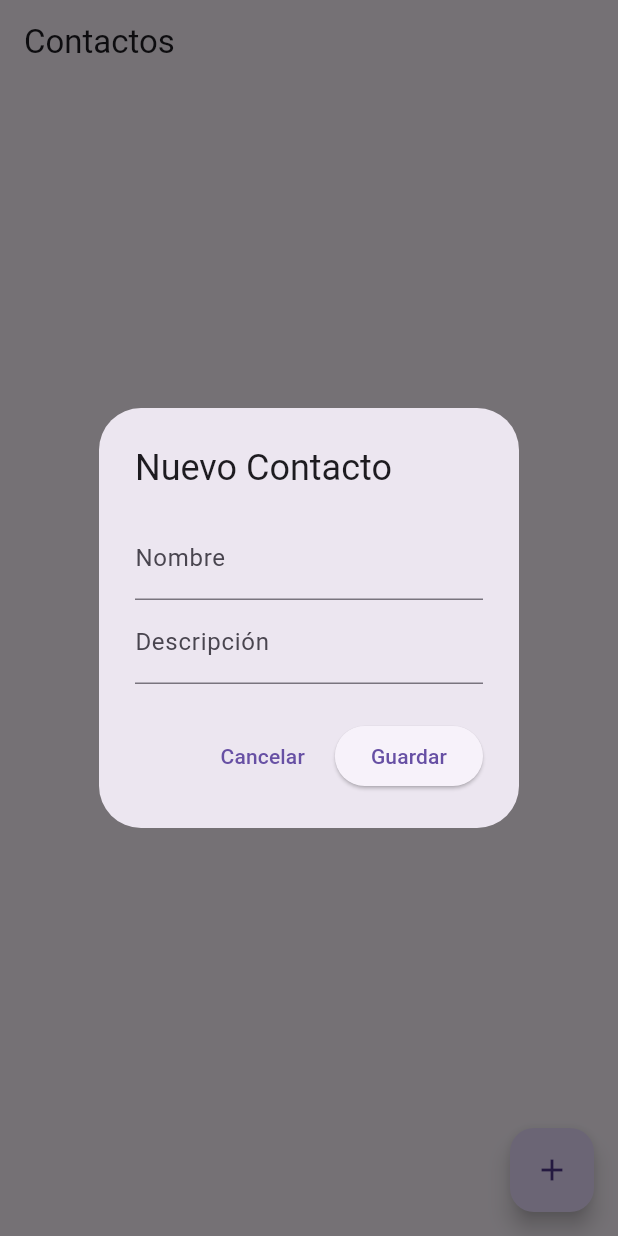
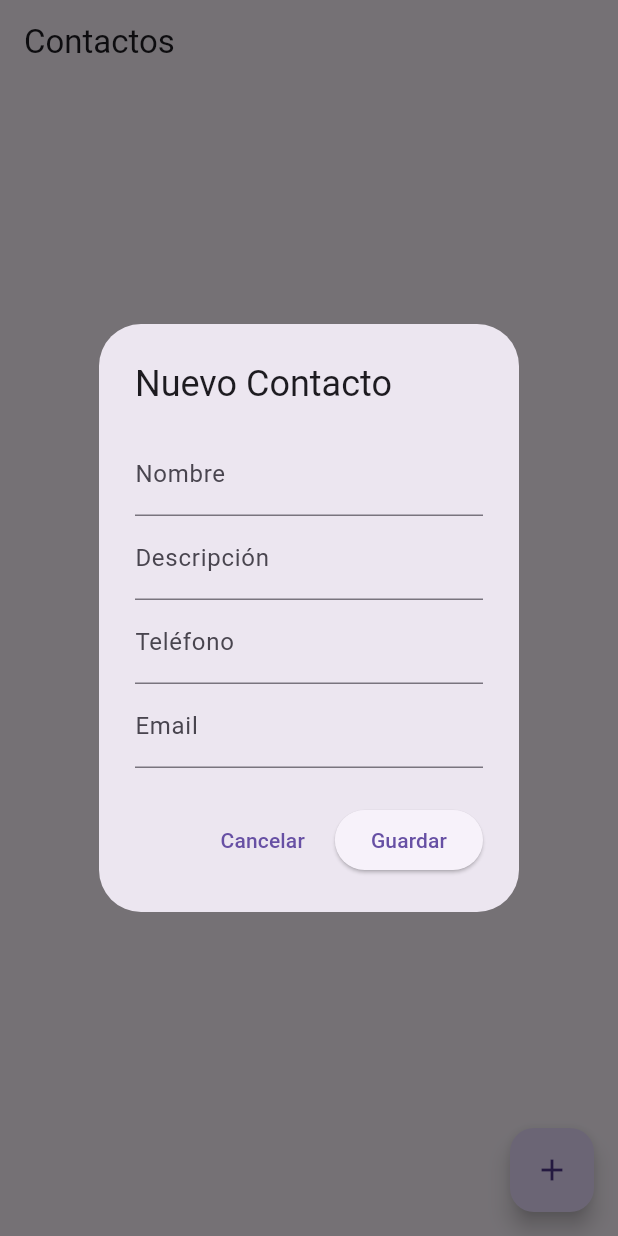
Before and after one commit to EduardoGarcia270402/Consumption-of-remote-resources-Task3.1, a Flutter app: the screen it shows after launch, after a tap on the "add" icon, on a phone screen of 412 x 824 dp. Run offline on Flutter 3.47's test engine with Material 3 defaults, Android fonts, the phone set to English and light mode, and no system bars; our stand-ins replace flutter_riverpod, sqflite; accounts and stored records are empty.

Commit message:
commit 0.2

```diff
--- a/pry_gestion_contactos/lib/core/database/sqlite_servise.dart
+++ b/pry_gestion_contactos/lib/core/database/sqlite_servise.dart
@@ -10,17 +10,17 @@ class SQLiteService {
       path,
       version: 1,
       onCreate: (db, _) async {
-        await db.execute(
-          '''
+        await db.execute('''
           CREATE TABLE contactos(
 
             id INTEGER PRIMARY KEY AUTOINCREMENT,
             nombre TEXT,
             descripcion TEXT,
-            foto TEXT
+            foto TEXT,
+            telefono TEXT,
+            email TEXT
           )
-        '''
-        );
+        ''');
       },
     );
   }
--- a/pry_gestion_contactos/lib/data/datasource/contacto_local_datasouse.dart
+++ b/pry_gestion_contactos/lib/data/datasource/contacto_local_datasouse.dart
@@ -10,24 +10,28 @@ class ContactoLocalDatasouse {
   Future<List<Contacto>> obtenerContactos() async {
     final result = await db.query('contactos');
 
-    return result.map((e) => Contacto(
+    return result
+        .map(
+          (e) => Contacto(
             id: e['id'] as int,
             nombre: e['nombre'] as String,
             description: e['descripcion'] as String,
             foto: e['foto'] as String,
+            telefono: e['telefono'] as String,
+            email: e['email'] as String,
+          ),
         )
-    ).toList();
+        .toList();
   }
 
   //Ejecutar un Insert Into
   Future<void> insertarContacto(Contacto c) async {
-    await db.insert(
-      'contactos',
-      {
+    await db.insert('contactos', {
       'nombre': c.nombre,
       'descripcion': c.description,
       'foto': c.foto,
-      }
-    );
+      'telefono': c.telefono,
+      'email': c.email,
+    });
   }
 }
--- a/pry_gestion_contactos/lib/domain/entities/contacto.dart
+++ b/pry_gestion_contactos/lib/domain/entities/contacto.dart
@@ -3,11 +3,15 @@ class Contacto {
   final String nombre;
   final String description;
   final String foto;
+  final String telefono;
+  final String email;
 
   Contacto({
     this.id,
     required this.nombre,
     required this.description,
     required this.foto,
+    required this.telefono,
+    required this.email,
   });
 }
--- a/pry_gestion_contactos/lib/presentation/views/contactos_page.dart
+++ b/pry_gestion_contactos/lib/presentation/views/contactos_page.dart
@@ -1,53 +1,108 @@
 import 'dart:io';
 import 'package:flutter/material.dart';
 import 'package:flutter_riverpod/flutter_riverpod.dart';
+import 'package:url_launcher/url_launcher.dart';
 import '../providers/contacto_provider.dart';
 import '../../domain/entities/contacto.dart';
 
 class ContactosPage extends ConsumerWidget {
   const ContactosPage({super.key});
 
+  // ===============================
+  // NUEVO: funciones de UI (presentation)
+  // ===============================
+
+  Future<void> llamar(String telefono) async {
+    final uri = Uri.parse('tel:$telefono');
+    if (await canLaunchUrl(uri)) {
+      await launchUrl(uri);
+    }
+  }
+
+  Future<void> enviarCorreo(String email) async {
+    final uri = Uri.parse('mailto:$email');
+    if (await canLaunchUrl(uri)) {
+      await launchUrl(uri);
+    }
+  }
+
   @override
   Widget build(BuildContext context, WidgetRef ref) {
     final contactos = ref.watch(contactoProvider);
 
+    // ===============================
+    // CONTROLADORES (NUEVOS + EXISTENTES)
+    // ===============================
     final TextEditingController nombreCtrl = TextEditingController();
     final TextEditingController descripcionCtrl = TextEditingController();
+    final TextEditingController telefonoCtrl = TextEditingController(); // NUEVO
+    final TextEditingController emailCtrl = TextEditingController(); // NUEVO
 
     return Scaffold(
-      appBar: AppBar(title: Text('Contactos')),
+      appBar: AppBar(title: const Text('Contactos')),
+
+      // ===============================
+      // BOTÓN AGREGAR CONTACTO
+      // ===============================
       floatingActionButton: FloatingActionButton(
-        child: Icon(Icons.add),
+        child: const Icon(Icons.add),
         onPressed: () {
           showDialog(
             context: context,
             builder: (_) => AlertDialog(
-              title: Text('Nuevo Contacto'),
-              content: Column(
+              title: const Text('Nuevo Contacto'),
+              content: SingleChildScrollView(
+                child: Column(
                   mainAxisSize: MainAxisSize.min,
                   children: [
                     TextField(
                       controller: nombreCtrl,
-                    decoration: InputDecoration(labelText: 'Nombre'),
+                      decoration: const InputDecoration(labelText: 'Nombre'),
                     ),
                     TextField(
                       controller: descripcionCtrl,
-                    decoration: InputDecoration(labelText: 'Descripción'),
+                      decoration: const InputDecoration(
+                        labelText: 'Descripción',
+                      ),
+                    ),
+
+                    // ===============================
+                    // NUEVO: teléfono
+                    // ===============================
+                    TextField(
+                      controller: telefonoCtrl,
+                      decoration: const InputDecoration(labelText: 'Teléfono'),
+                      keyboardType: TextInputType.phone,
+                    ),
+
+                    // ===============================
+                    // NUEVO: email
+                    // ===============================
+                    TextField(
+                      controller: emailCtrl,
+                      decoration: const InputDecoration(labelText: 'Email'),
+                      keyboardType: TextInputType.emailAddress,
                     ),
                   ],
+                ),
               ),
               actions: [
                 TextButton(
                   onPressed: () => Navigator.pop(context),
-                  child: Text('Cancelar'),
+                  child: const Text('Cancelar'),
                 ),
                 ElevatedButton(
                   onPressed: () async {
                     if (nombreCtrl.text.isEmpty ||
-                        descripcionCtrl.text.isEmpty) {
+                        descripcionCtrl.text.isEmpty ||
+                        telefonoCtrl.text.isEmpty ||
+                        emailCtrl.text.isEmpty) {
                       return;
                     }
 
+                    // ===============================
+                    // Guardar telefono y mail
+                    // ===============================
                     await ref
                         .read(contactoProvider.notifier)
                         .agregar(
@@ -55,31 +110,62 @@ class ContactosPage extends ConsumerWidget {
                             nombre: nombreCtrl.text,
                             description: descripcionCtrl.text,
                             foto: '',
+                            telefono: telefonoCtrl.text,
+                            email: emailCtrl.text,
                           ),
                         );
 
                     Navigator.pop(context);
                   },
-                  child: Text('Guardar'),
+                  child: const Text('Guardar'),
                 ),
               ],
             ),
           );
         },
       ),
+
+      // ===============================
+      // LISTADO DE CONTACTOS
+      // ===============================
       body: contactos.when(
         data: (list) => ListView.builder(
           itemCount: list.length,
           itemBuilder: (_, i) => ListTile(
             leading: list[i].foto.isNotEmpty
                 ? CircleAvatar(backgroundImage: FileImage(File(list[i].foto)))
-                : CircleAvatar(child: Icon(Icons.person)),
+                : const CircleAvatar(child: Icon(Icons.person)),
+
             title: Text(list[i].nombre),
-            subtitle: Text(list[i].description),
+            subtitle: Column(
+              crossAxisAlignment: CrossAxisAlignment.start,
+              children: [
+                Text(list[i].description),
+                Text(list[i].telefono),
+                Text(list[i].email),
+              ],
+            ),
+
+            // ===============================
+            // NUEVO: botones de acción
+            // ===============================
+            trailing: Row(
+              mainAxisSize: MainAxisSize.min,
+              children: [
+                IconButton(
+                  icon: const Icon(Icons.call),
+                  onPressed: () => llamar(list[i].telefono),
+                ),
+                IconButton(
+                  icon: const Icon(Icons.email),
+                  onPressed: () => enviarCorreo(list[i].email),
+                ),
+              ],
             ),
           ),
-        loading: () => Center(child: CircularProgressIndicator()),
-        error: (e, _) => Text(e.toString()),
+        ),
+        loading: () => const Center(child: CircularProgressIndicator()),
+        error: (e, _) => Center(child: Text(e.toString())),
       ),
     );
   }
--- a/pry_gestion_contactos/pubspec.yaml
+++ b/pry_gestion_contactos/pubspec.yaml
@@ -34,6 +34,7 @@ dependencies:
   sqflite: ^2.3.2
   path : ^1.9.0
   image_picker: ^1.0.7
+  url_launcher: ^6.3.0
 
   # The following adds the Cupertino Icons font to your application.
   # Use with the CupertinoIcons class for iOS style icons.
```
Also changed, not shown: pry_gestion_contactos/pubspec.lock, 5 other files. Lines whose indentation alone changed are shown as unchanged.
